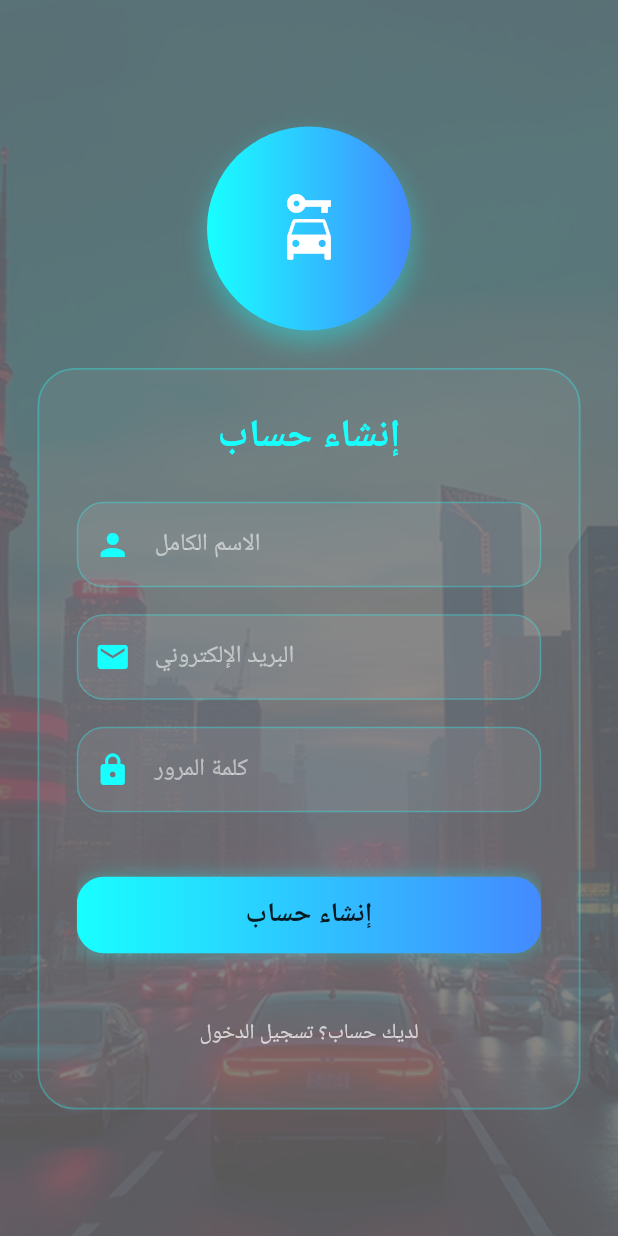
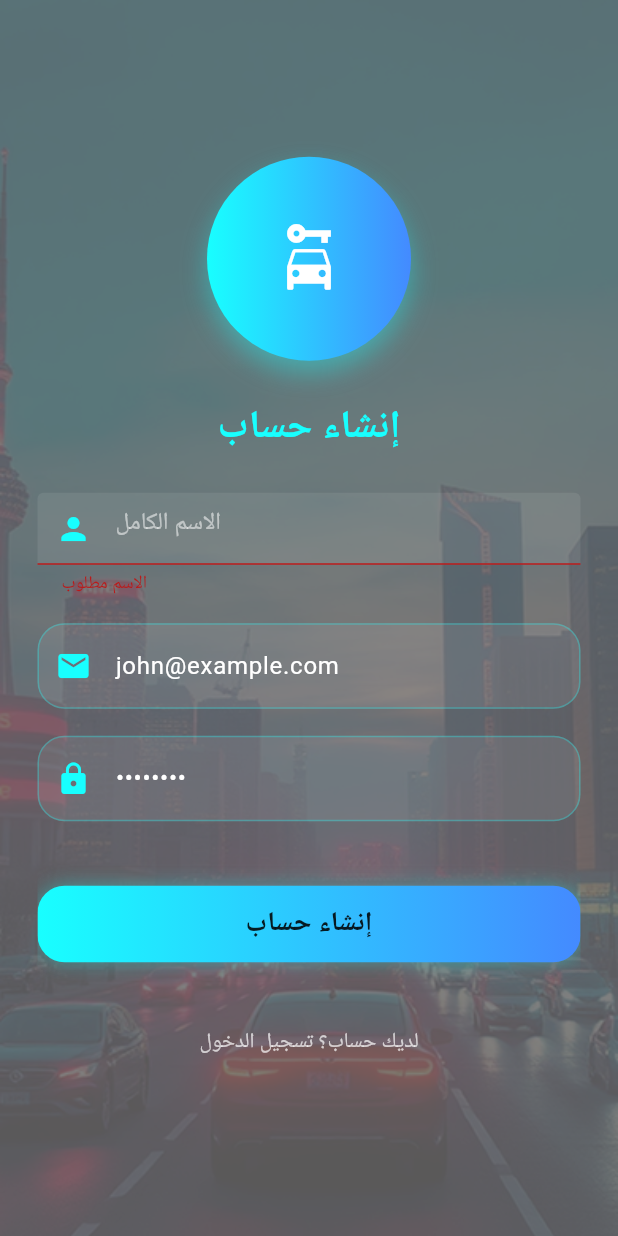
Before and after one commit to houssamaziez/aurgo, a Flutter app: the screen it shows after launch, after a tap on "ليس لديك حساب؟ إنشاء حساب", after a tap on "إنشاء حساب", on a phone screen of 412 x 824 dp. Run offline on Flutter 3.47's test engine with Material 3 defaults, Android fonts, the phone set to English and light mode, and no system bars; our stand-ins replace dio, fl_chart, flutter_map, flutter_rating_bar, flutter_secure_storage, font_awesome_flutter and 5 more; accounts and stored records are empty; network calls fail.

Commit message:
add auth

```diff
--- a/lib/core/network/network_config.dart
+++ b/lib/core/network/network_config.dart
@@ -1,5 +1,8 @@
 class NetworkConfig {
-  static const String baseUrl = 'https://api.example.com';
+  static const String baseUrl = 'http://192.168.2.192:8000/api';
   static const Duration connectTimeout = Duration(seconds: 10); // ms
   static const Duration receiveTimeout = Duration(seconds: 10); // ms
+
+  static String loginPath = '/auth/login';
+  static String profilePath = '/auth/profile';
 }
--- a/lib/core/network/network_manager.dart
+++ b/lib/core/network/network_manager.dart
@@ -13,7 +13,7 @@ class NetworkManager {
       connectTimeout: NetworkConfig.connectTimeout,
       receiveTimeout: NetworkConfig.receiveTimeout,
       responseType: ResponseType.json,
-      headers: {'Accept': 'application/json'},
+      headers: {'Accept': '*/*'},
     );
 
     dio = Dio(options);
@@ -23,7 +23,7 @@ class NetworkManager {
         onRequest: (options, handler) async {
           final token = await tokenStorage.readToken();
           if (token != null && token.isNotEmpty) {
-            options.headers['Authorization'] = 'Bearer \$token';
+            options.headers['Authorization'] = 'Bearer $token';
           }
           return handler.next(options);
         },
--- a/lib/core/repositories/auth_repository.dart
+++ b/lib/core/repositories/auth_repository.dart
@@ -1,5 +1,6 @@
 import 'package:aurgo/core/network/api_client.dart';
 import 'package:aurgo/core/network/api_response.dart' show ApiResponse;
+import 'package:aurgo/core/network/network_config.dart';
 import 'package:aurgo/core/network/token_storage.dart';
 
 class AuthRepository {
@@ -11,7 +12,7 @@ class AuthRepository {
   Future<ApiResponse<String>> login(String login, String password) async {
     final body = {'login': login, 'password': password};
     final resp = await apiClient.post<Map<String, dynamic>>(
-      '/auth/login',
+      NetworkConfig.loginPath,
       data: body,
     );
     if (resp.success && resp.data != null) {
--- a/lib/core/repositories/user_repository.dart
+++ b/lib/core/repositories/user_repository.dart
@@ -1,5 +1,6 @@
 import 'package:aurgo/core/network/api_client.dart';
 import 'package:aurgo/core/network/api_response.dart';
+import 'package:aurgo/core/network/network_config.dart';
 import 'package:aurgo/model/user_model.dart';
 
 class UserRepository {
@@ -7,7 +8,9 @@ class UserRepository {
   UserRepository(this.apiClient);
 
   Future<ApiResponse<UserModel>> fetchProfile() async {
-    final resp = await apiClient.get<Map<String, dynamic>>('/profile');
+    final resp = await apiClient.get<Map<String, dynamic>>(
+      NetworkConfig.profilePath,
+    );
     if (resp.success && resp.data != null) {
       try {
         final userJson =
--- a/lib/views/auth/controller/auth_cintroller.dart
+++ b/lib/views/auth/controller/auth_cintroller.dart
@@ -1,12 +1,67 @@
 import 'package:flutter/material.dart';
 import 'package:get/get.dart';
 
-class AuthCintroller extends GetxController {
+import '../../../core/network/app_dependencies.dart';
+import '../../../model/user_model.dart';
+import '../../home_screen/FuturisticHomeScreen.dart';
+
+class AuthController extends GetxController {
+  // Reactive variables
   bool isLogin = true;
-  TextEditingController emailController = TextEditingController();
-  TextEditingController passwordController = TextEditingController();
-  TextEditingController nameController = TextEditingController();
+  bool isLoading = false;
+  UserModel? user;
+
+  // Text controllers
+  final TextEditingController emailController = TextEditingController(
+    text: 'john@example.com',
+  );
+  final TextEditingController passwordController = TextEditingController(
+    text: "12345678",
+  );
+  final TextEditingController nameController = TextEditingController();
+
+  // Dependencies
+  late final AppDependencies deps;
+
+  @override
+  void onInit() {
+    super.onInit();
+    deps = AppDependencies();
+    deps.init(); // init DI once
+  }
+
   Future<void> login() async {
-    print('login');
+    isLoading = true;
+    update();
+
+    final email = emailController.text.trim();
+    final password = passwordController.text;
+
+    final resp = await deps.authRepository.login(email, password);
+
+    if (resp.success) {
+      // After successful login, fetch profile
+      final profileResp = await deps.userRepository.fetchProfile();
+      if (profileResp.success && profileResp.data != null) {
+        user = profileResp.data!;
+        Get.off(FuturisticHomeScreen());
+        Get.snackbar('Welcome', 'Hello ${user!.name}', colorText: Colors.white);
+      } else {
+        Get.snackbar('Error', profileResp.message ?? 'Failed to load profile');
+      }
+    } else {
+      Get.snackbar('Login Failed', resp.message ?? 'Unknown error');
+    }
+
+    isLoading = false;
+    update();
+  }
+
+  @override
+  void onClose() {
+    emailController.dispose();
+    passwordController.dispose();
+    nameController.dispose();
+    super.onClose();
   }
 }
--- a/lib/views/auth/screen/auth.dart
+++ b/lib/views/auth/screen/auth.dart
@@ -2,28 +2,26 @@ import 'package:aurgo/views/auth/controller/auth_cintroller.dart';
 import 'package:flutter/material.dart';
 import 'package:get/get.dart';
 
-import '../../home_screen/FuturisticHomeScreen.dart';
+class FuturisticLoginScreen extends StatelessWidget {
+  FuturisticLoginScreen({super.key});
 
-class FuturisticLoginScreen extends StatefulWidget {
-  const FuturisticLoginScreen({super.key});
+  final _formKey = GlobalKey<FormState>();
+  final AuthController _controller = Get.put(AuthController());
 
-  @override
-  State<FuturisticLoginScreen> createState() => _FuturisticLoginScreenState();
-}
-
-class _FuturisticLoginScreenState extends State<FuturisticLoginScreen> {
   Widget _textField({
     required String hint,
     required IconData icon,
     bool isPassword = false,
     required TextEditingController controller,
+    String? Function(String?)? validator,
   }) {
     return Container(
       margin: const EdgeInsets.only(bottom: 18),
-      child: TextField(
+      child: TextFormField(
         controller: controller,
         obscureText: isPassword,
         style: const TextStyle(color: Colors.white),
+        validator: validator,
         decoration: InputDecoration(
           hintText: hint,
           hintStyle: const TextStyle(color: Colors.white54),
@@ -43,6 +41,12 @@ class _FuturisticLoginScreenState extends State<FuturisticLoginScreen> {
     );
   }
 
+  void _onSubmit() {
+    if (_formKey.currentState!.validate()) {
+      _controller.login();
+    }
+  }
+
   @override
   Widget build(BuildContext context) {
     return Container(
@@ -57,9 +61,14 @@ class _FuturisticLoginScreenState extends State<FuturisticLoginScreen> {
         body: Center(
           child: SingleChildScrollView(
             padding: const EdgeInsets.symmetric(horizontal: 25),
-            child: Column(
+            child: Form(
+              key: _formKey,
+              child: GetBuilder<AuthController>(
+                builder: (controller) {
+                  return Column(
                     mainAxisAlignment: MainAxisAlignment.center,
                     children: [
+                      // Logo
                       Container(
                         padding: const EdgeInsets.all(18),
                         decoration: BoxDecoration(
@@ -87,62 +96,74 @@ class _FuturisticLoginScreenState extends State<FuturisticLoginScreen> {
                       ),
                       const SizedBox(height: 25),
 
-                GetBuilder<AuthCintroller>(
-                  init: AuthCintroller(),
-                  builder: (_controller) {
-                    return Container(
-                      width: double.infinity,
-                      padding: const EdgeInsets.all(25),
-                      decoration: BoxDecoration(
-                        color: Colors.white.withOpacity(0.05),
-                        borderRadius: BorderRadius.circular(25),
-                        border: Border.all(
-                          color: Colors.cyanAccent.withOpacity(0.3),
-                          width: 1.2,
-                        ),
-                      ),
-                      child: Column(
-                        crossAxisAlignment: CrossAxisAlignment.center,
-                        children: [
+                      // Title
                       Text(
-                            _controller.isLogin ? "تسجيل الدخول" : "إنشاء حساب",
+                        controller.isLogin ? "تسجيل الدخول" : "إنشاء حساب",
                         style: const TextStyle(
                           fontSize: 26,
                           fontWeight: FontWeight.bold,
                           color: Colors.cyanAccent,
                         ),
                       ),
+
                       const SizedBox(height: 25),
 
-                          if (!_controller.isLogin)
+                      // Name field (only in register mode)
+                      if (!controller.isLogin)
                         _textField(
-                              controller: _controller.nameController,
+                          controller: controller.nameController,
                           hint: "الاسم الكامل",
                           icon: Icons.person,
+                          validator: (val) {
+                            if (val == null || val.isEmpty) {
+                              return "الاسم مطلوب";
+                            }
+                            return null;
+                          },
                         ),
+
+                      // Email
                       _textField(
-                            controller: _controller.emailController,
+                        controller: controller.emailController,
                         hint: "البريد الإلكتروني",
                         icon: Icons.email,
+                        validator: (val) {
+                          if (val == null || val.isEmpty) {
+                            return "البريد الإلكتروني مطلوب";
+                          }
+                          if (!val.contains("@")) {
+                            return "بريد إلكتروني غير صالح";
+                          }
+                          return null;
+                        },
                       ),
+
+                      // Password
                       _textField(
-                            controller: _controller.passwordController,
+                        controller: controller.passwordController,
                         hint: "كلمة المرور",
                         icon: Icons.lock,
                         isPassword: true,
+                        validator: (val) {
+                          if (val == null || val.isEmpty) {
+                            return "كلمة المرور مطلوبة";
+                          }
+                          if (val.length < 6) {
+                            return "كلمة المرور يجب أن تكون 6 أحرف على الأقل";
+                          }
+                          return null;
+                        },
                       ),
 
                       const SizedBox(height: 10),
 
-                          GetBuilder<AuthCintroller>(
-                            init: AuthCintroller(),
-                            builder: (_controller) {
-                              return SizedBox(
+                      // Submit button
+                      controller.isLoading
+                          ? const CircularProgressIndicator()
+                          : SizedBox(
                             width: double.infinity,
                             child: ElevatedButton(
-                                  onPressed: () {
-                                    _controller.login();
-                                  },
+                              onPressed: _onSubmit,
                               style: ElevatedButton.styleFrom(
                                 padding: const EdgeInsets.symmetric(
                                   vertical: 15,
@@ -171,9 +192,7 @@ class _FuturisticLoginScreenState extends State<FuturisticLoginScreen> {
                                   borderRadius: BorderRadius.circular(18),
                                   boxShadow: [
                                     BoxShadow(
-                                          color: Colors.cyanAccent.withOpacity(
-                                            .38,
-                                          ),
+                                      color: Colors.cyanAccent.withOpacity(.38),
                                       blurRadius: 10,
                                     ),
                                   ],
@@ -184,7 +203,7 @@ class _FuturisticLoginScreenState extends State<FuturisticLoginScreen> {
                                     vertical: 12,
                                   ),
                                   child: Text(
-                                        _controller.isLogin
+                                    controller.isLogin
                                         ? "تسجيل الدخول"
                                         : "إنشاء حساب",
                                     style: const TextStyle(
@@ -196,21 +215,18 @@ class _FuturisticLoginScreenState extends State<FuturisticLoginScreen> {
                                 ),
                               ),
                             ),
-                              );
-                            },
                           ),
 
                       const SizedBox(height: 15),
-                          GetBuilder<AuthCintroller>(
-                            init: AuthCintroller(),
-                            builder: (_controller) {
-                              return TextButton(
+
+                      // Switch login/register
+                      TextButton(
                         onPressed: () {
-                                  _controller.isLogin = !_controller.isLogin;
-                                  _controller.update();
+                          controller.isLogin = !controller.isLogin;
+                          controller.update();
                         },
                         child: Text(
-                                  _controller.isLogin
+                          controller.isLogin
                               ? "ليس لديك حساب؟ إنشاء حساب"
                               : "لديك حساب؟ تسجيل الدخول",
                           style: const TextStyle(
@@ -218,15 +234,11 @@ class _FuturisticLoginScreenState extends State<FuturisticLoginScreen> {
                             fontSize: 14,
                           ),
                         ),
+                      ),
+                    ],
                   );
                 },
               ),
-                        ],
-                      ),
-                    );
-                  },
-                ),
-              ],
             ),
           ),
         ),
```
Also changed, not shown: lib/views/home_screen/FuturisticHomeScreen.dart (+2 -61 lines), lib/views/home_screen/widgets/header_home.dart (added, +109 -0 lines). Lines whose indentation alone changed are shown as unchanged.
